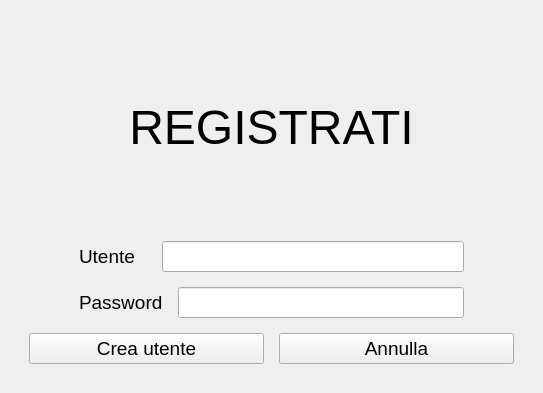
Before: the Qt Designer form src/gestore_password/ui/ui_registrati.ui in fgirlanda/GP2, drawn with Qt 5.
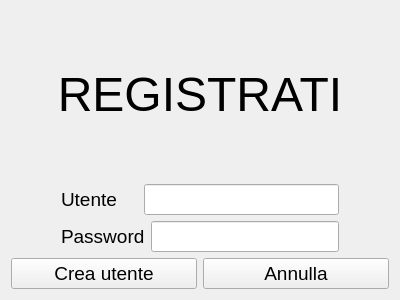
After: the same form once the commit is applied.

```diff
--- a/src/gestore_password/ui/ui_registrati.ui
+++ b/src/gestore_password/ui/ui_registrati.ui
@@ -1,55 +1,25 @@
 <?xml version="1.0" encoding="UTF-8"?>
 <ui version="4.0">
- <class>MainWindow</class>
- <widget class="QMainWindow" name="MainWindow">
+ <class>Registrazione</class>
+ <widget class="QWidget" name="Registrazione">
   <property name="geometry">
    <rect>
     <x>0</x>
     <y>0</y>
-    <width>543</width>
-    <height>393</height>
+    <width>400</width>
+    <height>300</height>
    </rect>
   </property>
   <property name="sizePolicy">
-   <sizepolicy hsizetype="Preferred" vsizetype="Preferred">
-    <horstretch>0</horstretch>
-    <verstretch>0</verstretch>
-   </sizepolicy>
-  </property>
-  <property name="windowTitle">
-   <string>Registrati</string>
-  </property>
-  <property name="autoFillBackground">
-   <bool>false</bool>
-  </property>
-  <widget class="QWidget" name="centralwidget">
-   <property name="sizePolicy">
     <sizepolicy hsizetype="Expanding" vsizetype="Expanding">
      <horstretch>0</horstretch>
      <verstretch>0</verstretch>
     </sizepolicy>
    </property>
-   <layout class="QHBoxLayout" name="horizontalLayout_2">
-    <item>
+  <property name="windowTitle">
+   <string>Form</string>
+  </property>
      <layout class="QVBoxLayout" name="verticalLayout">
-      <property name="spacing">
-       <number>15</number>
-      </property>
-      <property name="sizeConstraint">
-       <enum>QLayout::SetDefaultConstraint</enum>
-      </property>
-      <property name="leftMargin">
-       <number>20</number>
-      </property>
-      <property name="topMargin">
-       <number>20</number>
-      </property>
-      <property name="rightMargin">
-       <number>20</number>
-      </property>
-      <property name="bottomMargin">
-       <number>20</number>
-      </property>
       <item>
        <widget class="QLabel" name="reg_slbl_titolo">
         <property name="font">
@@ -165,9 +135,6 @@
        </layout>
       </item>
      </layout>
-    </item>
-   </layout>
-  </widget>
  </widget>
  <resources/>
  <connections/>
```
Lines whose indentation alone changed are shown as unchanged.
